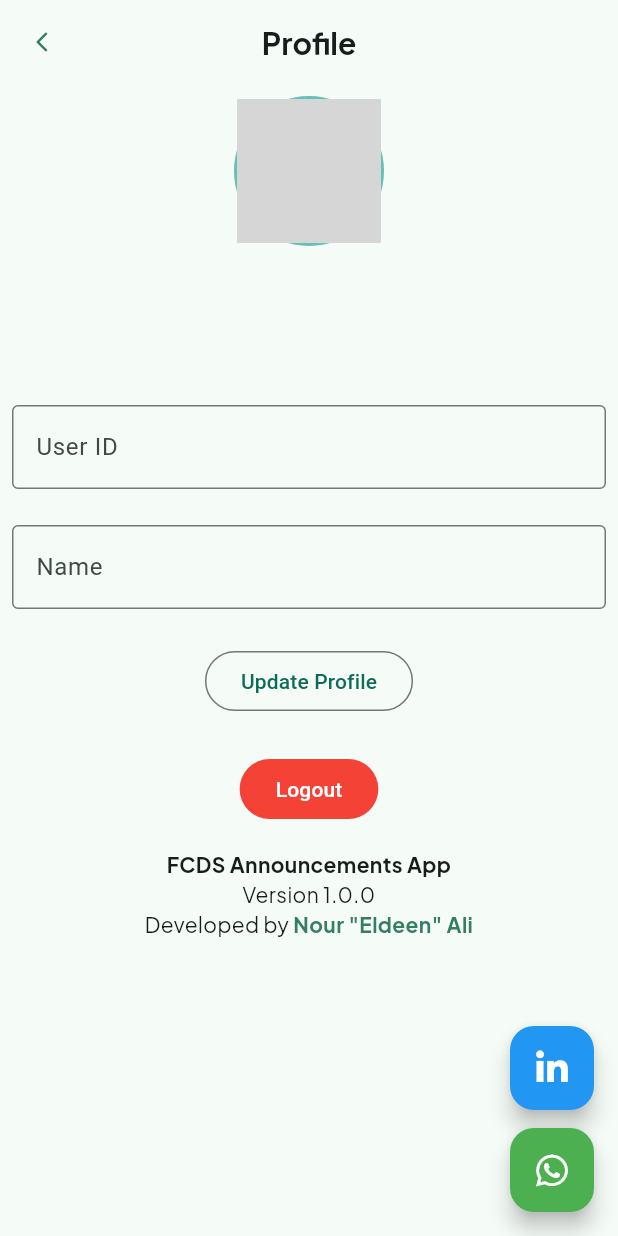
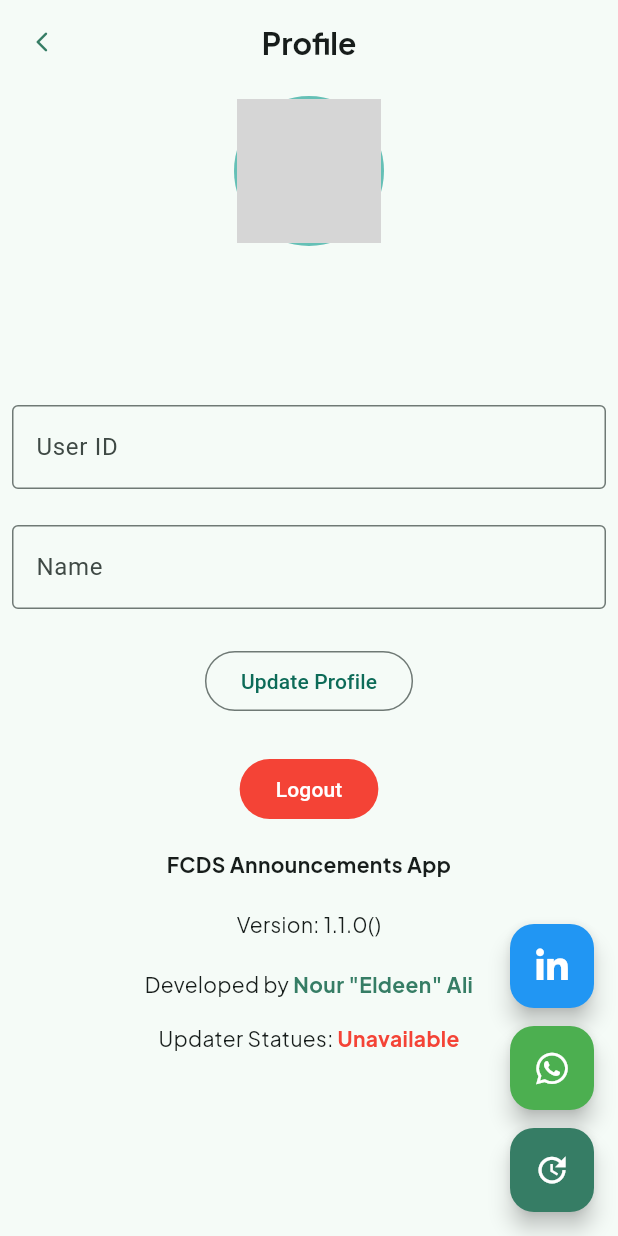
Before and after one commit to NourEldeenAli42/FCDS-Announcements, a Flutter app: the screen it shows once a user with an empty profile is signed in, after a tap on the "person" icon, on a phone screen of 412 x 824 dp. Run offline on Flutter 3.47's test engine with Material 3 defaults, Android fonts, the phone set to English and light mode, and no system bars; drawn by our look-alikes of cached_network_image; our stand-ins replace cloud_firestore, crystal_navigation_bar, easy_date_timeline, equatable, firebase_auth, firebase_core and 13 more; missing offline and left inert: day_night_time_picker, firebase_app_check, floating_snackbar, shorebird_code_push; accounts and stored records are empty; generated files the repository leaves out were written again; network calls fail; grey boxes are pictures that could not be loaded.

Commit message:
feat: Enhance PageFeedView and ProfileView with update functionality and app info display

```diff
--- a/lib/ProfileFeature/profile_view.dart
+++ b/lib/ProfileFeature/profile_view.dart
@@ -8,14 +8,24 @@ import 'package:flutter/gestures.dart';
 import 'package:flutter/material.dart';
 import 'package:flutter_bloc/flutter_bloc.dart';
 import 'package:font_awesome_flutter/font_awesome_flutter.dart';
+import 'package:package_info_plus/package_info_plus.dart';
+import 'package:shorebird_code_push/shorebird_code_push.dart';
 import 'package:url_launcher/url_launcher.dart';
 
 class ProfileView extends StatelessWidget {
   ProfileView({super.key});
+  final bool isUpdaterAvailable = ShorebirdUpdater().isAvailable;
 
   final nameController = TextEditingController(
     text: FirebaseAuth.instance.currentUser?.displayName ?? '',
   );
+
+  Future<String> getAppInfo() async {
+    final packageInfo = await PackageInfo.fromPlatform();
+    final patch = await ShorebirdUpdater().readCurrentPatch();
+    return 'Version: ${packageInfo.version}($patch)\n\n';
+  }
+
   @override
   Widget build(BuildContext context) {
     return BlocProvider(
@@ -44,6 +54,60 @@ class ProfileView extends StatelessWidget {
                 launchUrl(url, mode: LaunchMode.externalApplication);
               },
               child: FaIcon(FontAwesomeIcons.whatsapp, color: Colors.white),
+            ),
+            SizedBox(height: 12),
+            FloatingActionButton(
+              heroTag: 'profile_update_fab',
+              backgroundColor: Color.fromARGB(255, 54, 125, 101),
+              onPressed: () async {
+                final updater = ShorebirdUpdater();
+                final status = await updater.checkForUpdate();
+                if (status == UpdateStatus.outdated) {
+                  if (context.mounted) {
+                    ScaffoldMessenger.of(context).showSnackBar(
+                      SnackBar(
+                        content: Text('Update available, downloading...'),
+                      ),
+                    );
+                  }
+                  await updater.update();
+
+                  if (context.mounted) {
+                    showAdaptiveDialog(
+                      context: context,
+                      builder: (context) {
+                        return AlertDialog(
+                          title: Text('Update Downloaded'),
+                          content: Text(
+                            'The update has been downloaded. Please restart the app to apply the latest updates.',
+                          ),
+                          actions: [
+                            TextButton(
+                              onPressed: () {
+                                Navigator.of(context).pop();
+                              },
+                              child: Text('OK'),
+                            ),
+                          ],
+                        );
+                      },
+                    );
+                  }
+                } else if (status == UpdateStatus.upToDate) {
+                  if (context.mounted) {
+                    ScaffoldMessenger.of(context).showSnackBar(
+                      SnackBar(content: Text('App is already up to date!')),
+                    );
+                  }
+                } else {
+                  if (context.mounted) {
+                    ScaffoldMessenger.of(context).showSnackBar(
+                      SnackBar(content: Text('Failed to check for updates.')),
+                    );
+                  }
+                }
+              },
+              child: Icon(Icons.update, color: Colors.white),
             ),
           ],
         ),
@@ -216,16 +280,21 @@ class ProfileView extends StatelessWidget {
                         child: Text('Logout'),
                       ),
                       SizedBox(height: 16),
-                      Text.rich(
+                      FutureBuilder(
+                        future: getAppInfo(),
+                        builder: (context, asyncSnapshot) {
+                          return Text.rich(
                             textAlign: .center,
                             TextSpan(
                               children: [
                                 TextSpan(
-                              text: 'FCDS Announcements App\n',
-                              style: MyTextStyle(fontWeight: FontWeight.bold),
+                                  text: 'FCDS Announcements App\n\n',
+                                  style: MyTextStyle(
+                                    fontWeight: FontWeight.bold,
+                                  ),
                                 ),
                                 TextSpan(
-                              text: 'Version 1.0.0\n',
+                                  text: asyncSnapshot.data,
                                   style: MyTextStyle(),
                                 ),
                                 TextSpan(
@@ -251,8 +320,31 @@ class ProfileView extends StatelessWidget {
                                 ),
                               ],
                             ),
+                          );
+                        },
                       ),
                       SizedBox(height: 16),
+                      Text.rich(
+                        TextSpan(
+                          children: [
+                            TextSpan(
+                              text: 'Updater Statues: ',
+                              style: MyTextStyle(),
+                            ),
+                            TextSpan(
+                              text: isUpdaterAvailable
+                                  ? 'Available'
+                                  : 'Unavailable',
+                              style: MyTextStyle(
+                                color: isUpdaterAvailable
+                                    ? Colors.green
+                                    : Colors.red,
+                                fontWeight: FontWeight.bold,
+                              ),
+                            ),
+                          ],
+                        ),
+                      ),
                     ],
                   ),
                 ),
--- a/lib/main.dart
+++ b/lib/main.dart
@@ -2,6 +2,7 @@ import 'dart:developer';
 
 import 'package:fcds_announcements/LoginFeature/login_view.dart';
 import 'package:fcds_announcements/HomeFeature/home_view.dart';
+import 'package:fcds_announcements/PageFeedFeature/page_feed_view.dart';
 import 'package:fcds_announcements/ProfileFeature/profile_view.dart';
 import 'package:fcds_announcements/RecentMessagesFeature/messages_view.dart';
 import 'package:fcds_announcements/RemindersFeature/bloc/Events%20Bloc/events_bloc.dart';
@@ -16,7 +17,9 @@ import 'package:firebase_core/firebase_core.dart';
 import 'package:flutter_bloc/flutter_bloc.dart';
 import 'firebase_options.dart';
 import 'package:firebase_app_check/firebase_app_check.dart';
+import 'package:fcds_announcements/utils/repositories/firebase_messaging_repository.dart';
 
+final GlobalKey<NavigatorState> navigatorKey = GlobalKey<NavigatorState>();
 void main() async {
   WidgetsFlutterBinding.ensureInitialized();
   await Firebase.initializeApp(options: DefaultFirebaseOptions.currentPlatform);
@@ -26,7 +29,7 @@ void main() async {
       '6LeIxAcTAAAAAJcZVRqyHh71UMIEGNQ_MXjiZKhI',
     ),
   );
-  // await FirebaseMessagingRepository().initNotifications();
+  await FirebaseMessagingRepository().initNotifications();
   if (!kIsWeb) {
     FirebaseDatabase.instance.setPersistenceEnabled(true);
   }
@@ -42,10 +45,12 @@ class MyApp extends StatelessWidget {
   @override
   Widget build(BuildContext context) {
     return MaterialApp(
+      navigatorKey: navigatorKey,
       routes: {
         '/home': (context) => HomeView(),
         '/messages': (context) => MessagesView(),
         '/profile': (context) => ProfileView(),
+        '/feed': (context) => PageFeedView(),
       },
       title: 'FCDS Announcements',
       theme: ThemeData(
--- a/pubspec.yaml
+++ b/pubspec.yaml
@@ -16,7 +16,7 @@ publish_to: 'none' # Remove this line if you wish to publish to pub.dev
 # https://developer.apple.com/library/archive/documentation/General/Reference/InfoPlistKeyReference/Articles/CoreFoundationKeys.html
 # In Windows, build-name is used as the major, minor, and patch parts
 # of the product and file versions while build-number is used as the build suffix.
-version: 1.0.0
+version: 1.1.0
 
 environment:
   sdk: ^3.10.3
@@ -37,6 +37,7 @@ dependencies:
   day_night_time_picker: ^1.3.1
   easy_date_timeline: ^2.0.9
   equatable: ^2.0.8
+  firebase_analytics: ^12.1.1
   firebase_app_check: ^0.4.1+4
   firebase_auth: ^6.1.3
   firebase_core: ^4.4.0
@@ -56,9 +57,11 @@ dependencies:
     version: 3.3.0
   isar_community_flutter_libs:
     version: 3.3.0
+  package_info_plus: ^10.0.0
   path_provider: ^2.1.5
   rxdart: ^0.28.0
   shimmer: ^3.0.0
+  shorebird_code_push: ^2.0.5
   syncfusion_flutter_datepicker: ^32.1.25
   timelines_plus: ^1.0.8
   timezone: ^0.10.1
```
Also changed, not shown: lib/PageFeedFeature/page_feed_view.dart (+36 -5 lines), lib/utils/repositories/firebase_messaging_repository.dart (+31 -5 lines), lib/RecentMessagesFeature/Data Models/notification_data_model.g.dart, pubspec.lock, 1 other file. Lines whose indentation alone changed are shown as unchanged.
